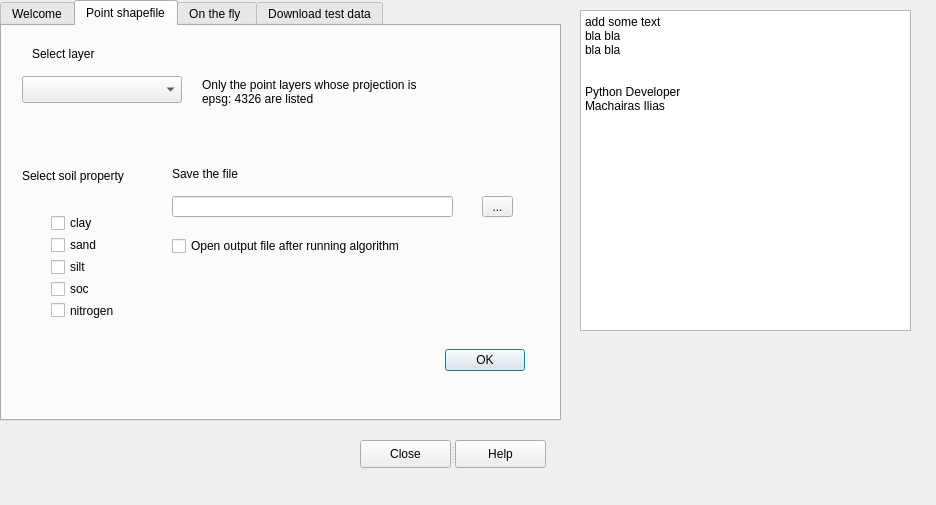
The window that Soil_Grids_Downloader_dialog_base.ui (iliasmachairas/SoilGrids_Downloader) describes before a commit, drawn with Qt 5.
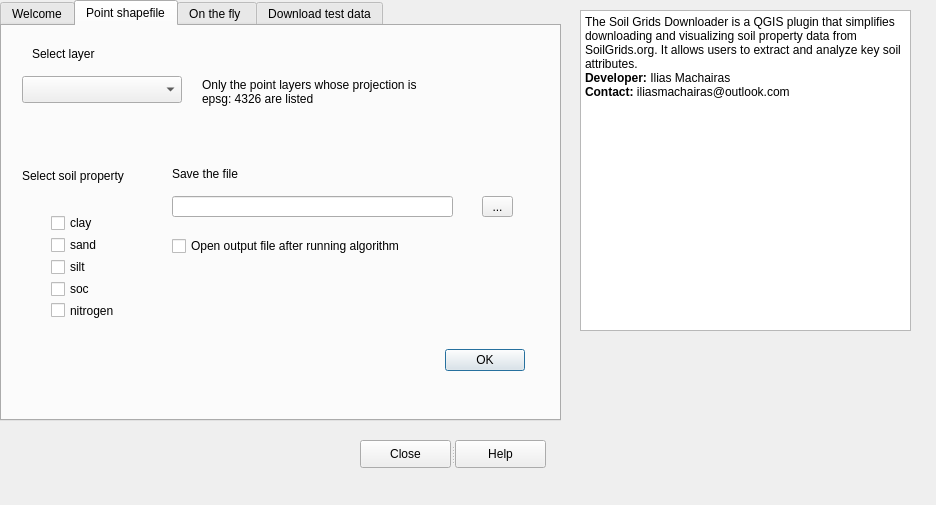
The same window after the commit. Icons and pictures are not drawn. Custom widgets are drawn as their Qt base class.

What changed in the file:
```diff
--- a/Soil_Grids_Downloader_dialog_base.ui
+++ b/Soil_Grids_Downloader_dialog_base.ui
@@ -585,13 +585,9 @@
 &lt;html&gt;&lt;head&gt;&lt;meta name=&quot;qrichtext&quot; content=&quot;1&quot; /&gt;&lt;style type=&quot;text/css&quot;&gt;
 p, li { white-space: pre-wrap; }
 &lt;/style&gt;&lt;/head&gt;&lt;body style=&quot; font-family:'MS Shell Dlg 2'; font-size:9pt; font-weight:400; font-style:normal;&quot;&gt;
-&lt;p style=&quot; margin-top:0px; margin-bottom:0px; margin-left:0px; margin-right:0px; -qt-block-indent:0; text-indent:0px;&quot;&gt;add some text &lt;/p&gt;
-&lt;p style=&quot; margin-top:0px; margin-bottom:0px; margin-left:0px; margin-right:0px; -qt-block-indent:0; text-indent:0px;&quot;&gt;bla bla&lt;/p&gt;
-&lt;p style=&quot; margin-top:0px; margin-bottom:0px; margin-left:0px; margin-right:0px; -qt-block-indent:0; text-indent:0px;&quot;&gt;bla bla&lt;/p&gt;
-&lt;p style=&quot;-qt-paragraph-type:empty; margin-top:0px; margin-bottom:0px; margin-left:0px; margin-right:0px; -qt-block-indent:0; text-indent:0px;&quot;&gt;&lt;br /&gt;&lt;/p&gt;
-&lt;p style=&quot;-qt-paragraph-type:empty; margin-top:0px; margin-bottom:0px; margin-left:0px; margin-right:0px; -qt-block-indent:0; text-indent:0px;&quot;&gt;&lt;br /&gt;&lt;/p&gt;
-&lt;p style=&quot; margin-top:0px; margin-bottom:0px; margin-left:0px; margin-right:0px; -qt-block-indent:0; text-indent:0px;&quot;&gt;Python Developer&lt;/p&gt;
-&lt;p style=&quot; margin-top:0px; margin-bottom:0px; margin-left:0px; margin-right:0px; -qt-block-indent:0; text-indent:0px;&quot;&gt;Machairas Ilias &lt;/p&gt;&lt;/body&gt;&lt;/html&gt;</string>
+&lt;p style=&quot; margin-top:0px; margin-bottom:0px; margin-left:0px; margin-right:0px; -qt-block-indent:0; text-indent:0px;&quot;&gt;The Soil Grids Downloader is a QGIS plugin that simplifies downloading and visualizing soil property data from SoilGrids.org. It allows users to extract and analyze key soil attributes.&lt;/p&gt;
+&lt;p style=&quot; margin-top:0px; margin-bottom:0px; margin-left:0px; margin-right:0px; -qt-block-indent:0; text-indent:0px;&quot;&gt;&lt;span style=&quot; font-weight:600;&quot;&gt;Developer:&lt;/span&gt; Ilias Machairas&lt;/p&gt;
+&lt;p style=&quot; margin-top:0px; margin-bottom:0px; margin-left:0px; margin-right:0px; -qt-block-indent:0; text-indent:0px;&quot;&gt;&lt;span style=&quot; font-weight:600;&quot;&gt;Contact:&lt;/span&gt; iliasmachairas@outlook.com&lt;/p&gt;&lt;/body&gt;&lt;/html&gt;</string>
    </property>
   </widget>
   <widget class="QSplitter" name="splitter">
```
Left out of the diff: 2 changed lines with no effect on the pictures.
